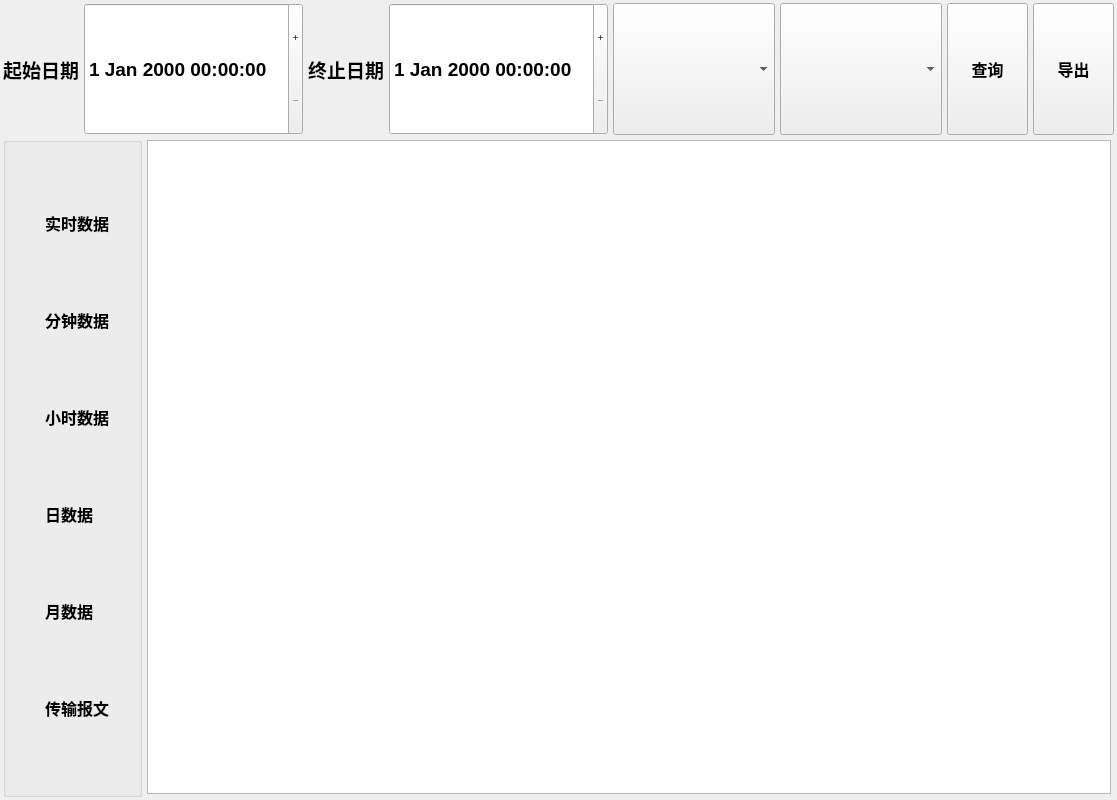
Qt form qtApp/dataquery.ui (aa123Eason/workcode) before a commit.
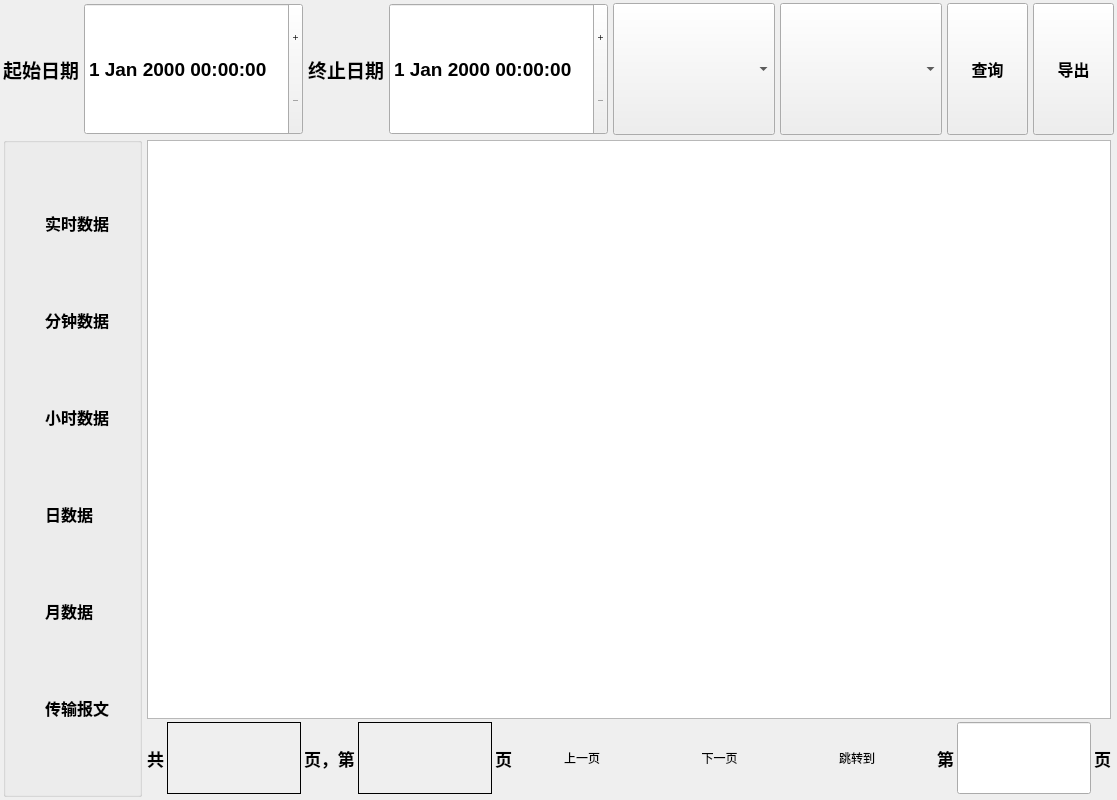
The same form after that commit. Icons and pictures are not drawn.

Patch:
```diff
--- a/qtApp/dataquery.ui
+++ b/qtApp/dataquery.ui
@@ -502,7 +502,7 @@
      <item>
       <widget class="QStackedWidget" name="tableStack">
        <widget class="QWidget" name="pagertk">
-        <layout class="QVBoxLayout" name="verticalLayout_3">
+        <layout class="QVBoxLayout" name="verticalLayout_3" stretch="8,1">
          <property name="spacing">
           <number>3</number>
          </property>
@@ -521,6 +521,255 @@
          <item>
           <widget class="QTableWidget" name="tablertk"/>
          </item>
+         <item>
+          <layout class="QHBoxLayout" name="horizontalLayout_3" stretch="0,1,0,1,0,1,1,1,0,0,1,0">
+           <item>
+            <widget class="QLabel" name="label">
+             <property name="font">
+              <font>
+               <pointsize>13</pointsize>
+               <weight>75</weight>
+               <bold>true</bold>
+              </font>
+             </property>
+             <property name="text">
+              <string>共</string>
+             </property>
+            </widget>
+           </item>
+           <item>
+            <widget class="QLabel" name="pages">
+             <property name="font">
+              <font>
+               <pointsize>15</pointsize>
+               <weight>75</weight>
+               <bold>true</bold>
+              </font>
+             </property>
+             <property name="frameShape">
+              <enum>QFrame::Box</enum>
+             </property>
+             <property name="text">
+              <string/>
+             </property>
+             <property name="alignment">
+              <set>Qt::AlignCenter</set>
+             </property>
+             <property name="wordWrap">
+              <bool>true</bool>
+             </property>
+            </widget>
+           </item>
+           <item>
+            <widget class="QLabel" name="label_4">
+             <property name="font">
+              <font>
+               <pointsize>13</pointsize>
+               <weight>75</weight>
+               <bold>true</bold>
+              </font>
+             </property>
+             <property name="text">
+              <string>页，第</string>
+             </property>
+            </widget>
+           </item>
+           <item>
+            <widget class="QLabel" name="curPage">
+             <property name="font">
+              <font>
+               <pointsize>15</pointsize>
+               <weight>75</weight>
+               <bold>true</bold>
+              </font>
+             </property>
+             <property name="frameShape">
+              <enum>QFrame::Box</enum>
+             </property>
+             <property name="text">
+              <string/>
+             </property>
+             <property name="alignment">
+              <set>Qt::AlignCenter</set>
+             </property>
+             <property name="wordWrap">
+              <bool>true</bool>
+             </property>
+            </widget>
+           </item>
+           <item>
+            <widget class="QLabel" name="label_8">
+             <property name="font">
+              <font>
+               <pointsize>13</pointsize>
+               <weight>75</weight>
+               <bold>true</bold>
+              </font>
+             </property>
+             <property name="text">
+              <string>页</string>
+             </property>
+            </widget>
+           </item>
+           <item>
+            <widget class="QPushButton" name="pushButton">
+             <property name="sizePolicy">
+              <sizepolicy hsizetype="Minimum" vsizetype="Preferred">
+               <horstretch>0</horstretch>
+               <verstretch>0</verstretch>
+              </sizepolicy>
+             </property>
+             <property name="autoFillBackground">
+              <bool>true</bool>
+             </property>
+             <property name="styleSheet">
+              <string notr="true">QPushButton
+{
+	
+	background-color: rgb(0, 85, 255);
+	
+	color: rgb(0, 0, 0);
+	
+	font: 75 16pt &quot;微软雅黑&quot;;
+
+}</string>
+             </property>
+             <property name="text">
+              <string>上一页</string>
+             </property>
+             <property name="autoDefault">
+              <bool>true</bool>
+             </property>
+             <property name="flat">
+              <bool>true</bool>
+             </property>
+            </widget>
+           </item>
+           <item>
+            <widget class="QPushButton" name="pushButton_2">
+             <property name="sizePolicy">
+              <sizepolicy hsizetype="Minimum" vsizetype="Preferred">
+               <horstretch>0</horstretch>
+               <verstretch>0</verstretch>
+              </sizepolicy>
+             </property>
+             <property name="autoFillBackground">
+              <bool>true</bool>
+             </property>
+             <property name="styleSheet">
+              <string notr="true">QPushButton
+{
+	
+	background-color: rgb(0, 85, 255);
+	
+	color: rgb(0, 0, 0);
+	
+	font: 75 16pt &quot;微软雅黑&quot;;
+
+}</string>
+             </property>
+             <property name="text">
+              <string>下一页</string>
+             </property>
+             <property name="autoDefault">
+              <bool>true</bool>
+             </property>
+             <property name="flat">
+              <bool>true</bool>
+             </property>
+            </widget>
+           </item>
+           <item>
+            <widget class="QPushButton" name="pushButton_3">
+             <property name="sizePolicy">
+              <sizepolicy hsizetype="Minimum" vsizetype="Preferred">
+               <horstretch>0</horstretch>
+               <verstretch>0</verstretch>
+              </sizepolicy>
+             </property>
+             <property name="autoFillBackground">
+              <bool>true</bool>
+             </property>
+             <property name="styleSheet">
+              <string notr="true">QPushButton
+{
+	
+	background-color: rgb(0, 85, 255);
+	
+	color: rgb(0, 0, 0);
+	
+	font: 75 16pt &quot;微软雅黑&quot;;
+
+}</string>
+             </property>
+             <property name="text">
+              <string>跳转到</string>
+             </property>
+             <property name="autoDefault">
+              <bool>true</bool>
+             </property>
+             <property name="flat">
+              <bool>true</bool>
+             </property>
+            </widget>
+           </item>
+           <item>
+            <widget class="QLabel" name="label_5">
+             <property name="text">
+              <string/>
+             </property>
+            </widget>
+           </item>
+           <item>
+            <widget class="QLabel" name="label_9">
+             <property name="font">
+              <font>
+               <pointsize>13</pointsize>
+               <weight>75</weight>
+               <bold>true</bold>
+              </font>
+             </property>
+             <property name="text">
+              <string>第</string>
+             </property>
+            </widget>
+           </item>
+           <item>
+            <widget class="QLineEdit" name="jumppage">
+             <property name="sizePolicy">
+              <sizepolicy hsizetype="Expanding" vsizetype="Preferred">
+               <horstretch>0</horstretch>
+               <verstretch>0</verstretch>
+              </sizepolicy>
+             </property>
+             <property name="font">
+              <font>
+               <pointsize>15</pointsize>
+               <weight>75</weight>
+               <bold>true</bold>
+              </font>
+             </property>
+             <property name="alignment">
+              <set>Qt::AlignCenter</set>
+             </property>
+            </widget>
+           </item>
+           <item>
+            <widget class="QLabel" name="label_10">
+             <property name="font">
+              <font>
+               <pointsize>13</pointsize>
+               <weight>75</weight>
+               <bold>true</bold>
+              </font>
+             </property>
+             <property name="text">
+              <string>页</string>
+             </property>
+            </widget>
+           </item>
+          </layout>
+         </item>
         </layout>
        </widget>
        <widget class="QWidget" name="pagemin">
```
